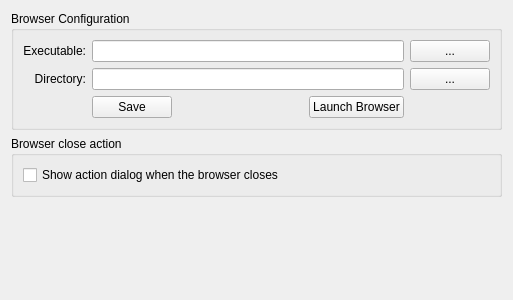
Qt form tbb/tbb.ui (sirop/vidalia-plugins) before a commit.
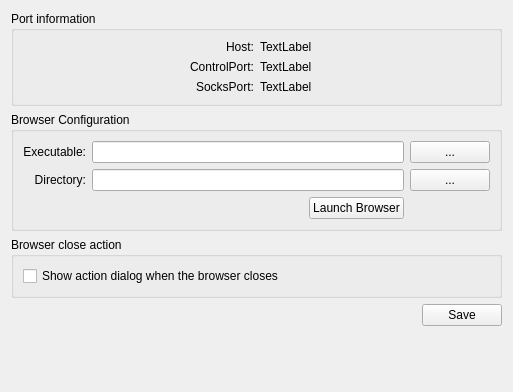
The same form after that commit.

Commit message:
Add automatic *port handling
And clean up things a bit

```diff
--- a/tbb/tbb.ui
+++ b/tbb/tbb.ui
@@ -7,47 +7,47 @@
     <x>0</x>
     <y>0</y>
     <width>513</width>
-    <height>300</height>
+    <height>392</height>
    </rect>
   </property>
   <property name="windowTitle">
    <string>Form</string>
   </property>
   <layout class="QGridLayout" name="gridLayout">
-   <item row="0" column="1">
+   <item row="1" column="0" colspan="2">
     <widget class="QGroupBox" name="browserBox">
      <property name="title">
       <string>Browser Configuration</string>
      </property>
      <layout class="QGridLayout" name="gridLayout_2">
-      <item row="1" column="1" colspan="3">
-       <widget class="QLineEdit" name="lineExecutable"/>
-      </item>
       <item row="2" column="1" colspan="3">
+       <widget class="QLineEdit" name="lineExecutable"/>
+      </item>
+      <item row="3" column="1" colspan="3">
        <widget class="QLineEdit" name="lineDirectory"/>
       </item>
-      <item row="1" column="4">
-       <widget class="QPushButton" name="btnExecutable">
-        <property name="text">
-         <string>...</string>
-        </property>
-       </widget>
-      </item>
       <item row="2" column="4">
+       <widget class="QPushButton" name="btnExecutable">
+        <property name="text">
+         <string>...</string>
+        </property>
+       </widget>
+      </item>
+      <item row="3" column="4">
        <widget class="QPushButton" name="btnDirectory">
         <property name="text">
          <string>...</string>
         </property>
        </widget>
       </item>
-      <item row="3" column="3">
+      <item row="4" column="3">
        <widget class="QPushButton" name="btnLaunch">
         <property name="text">
          <string>Launch Browser</string>
         </property>
        </widget>
       </item>
-      <item row="3" column="2">
+      <item row="4" column="2">
        <spacer name="horizontalSpacer">
         <property name="orientation">
          <enum>Qt::Horizontal</enum>
@@ -60,7 +60,7 @@
         </property>
        </spacer>
       </item>
-      <item row="2" column="0">
+      <item row="3" column="0">
        <widget class="QLabel" name="lblDirectory">
         <property name="text">
          <string>Directory:</string>
@@ -70,7 +70,7 @@
         </property>
        </widget>
       </item>
-      <item row="1" column="0">
+      <item row="2" column="0">
        <widget class="QLabel" name="lblExecutable">
         <property name="text">
          <string>Executable:</string>
@@ -80,17 +80,10 @@
         </property>
        </widget>
       </item>
-      <item row="3" column="1">
-       <widget class="QPushButton" name="btnSave">
-        <property name="text">
-         <string>Save</string>
-        </property>
-       </widget>
-      </item>
      </layout>
     </widget>
    </item>
-   <item row="2" column="1">
+   <item row="5" column="1">
     <spacer name="verticalSpacer">
      <property name="orientation">
       <enum>Qt::Vertical</enum>
@@ -103,7 +96,7 @@
      </property>
     </spacer>
    </item>
-   <item row="1" column="1">
+   <item row="2" column="0" colspan="2">
     <widget class="QGroupBox" name="closeActionBox">
      <property name="title">
       <string>Browser close action</string>
@@ -119,6 +112,86 @@
      </layout>
     </widget>
    </item>
+   <item row="4" column="1">
+    <widget class="QPushButton" name="btnSave">
+     <property name="text">
+      <string>Save</string>
+     </property>
+    </widget>
+   </item>
+   <item row="4" column="0">
+    <spacer name="horizontalSpacer_2">
+     <property name="orientation">
+      <enum>Qt::Horizontal</enum>
+     </property>
+     <property name="sizeHint" stdset="0">
+      <size>
+       <width>40</width>
+       <height>20</height>
+      </size>
+     </property>
+    </spacer>
+   </item>
+   <item row="0" column="0" colspan="2">
+    <widget class="QGroupBox" name="portInfo">
+     <property name="title">
+      <string>Port information</string>
+     </property>
+     <layout class="QGridLayout" name="gridLayout_4">
+      <item row="1" column="0">
+       <widget class="QLabel" name="lblControlCap">
+        <property name="text">
+         <string>ControlPort:</string>
+        </property>
+        <property name="alignment">
+         <set>Qt::AlignRight|Qt::AlignTrailing|Qt::AlignVCenter</set>
+        </property>
+       </widget>
+      </item>
+      <item row="2" column="0">
+       <widget class="QLabel" name="lblSocksCap">
+        <property name="text">
+         <string>SocksPort:</string>
+        </property>
+        <property name="alignment">
+         <set>Qt::AlignRight|Qt::AlignTrailing|Qt::AlignVCenter</set>
+        </property>
+       </widget>
+      </item>
+      <item row="0" column="0">
+       <widget class="QLabel" name="lblHostCap">
+        <property name="text">
+         <string>Host:</string>
+        </property>
+        <property name="alignment">
+         <set>Qt::AlignRight|Qt::AlignTrailing|Qt::AlignVCenter</set>
+        </property>
+       </widget>
+      </item>
+      <item row="0" column="1">
+       <widget class="QLabel" name="lblHost">
+        <property name="text">
+         <string>TextLabel</string>
+        </property>
+       </widget>
+      </item>
+      <item row="1" column="1">
+       <widget class="QLabel" name="lblControl">
+        <property name="text">
+         <string>TextLabel</string>
+        </property>
+       </widget>
+      </item>
+      <item row="2" column="1">
+       <widget class="QLabel" name="lblSocks">
+        <property name="text">
+         <string>TextLabel</string>
+        </property>
+       </widget>
+      </item>
+     </layout>
+    </widget>
+   </item>
   </layout>
  </widget>
  <resources/>
```
The commit also changes 1 other file.
